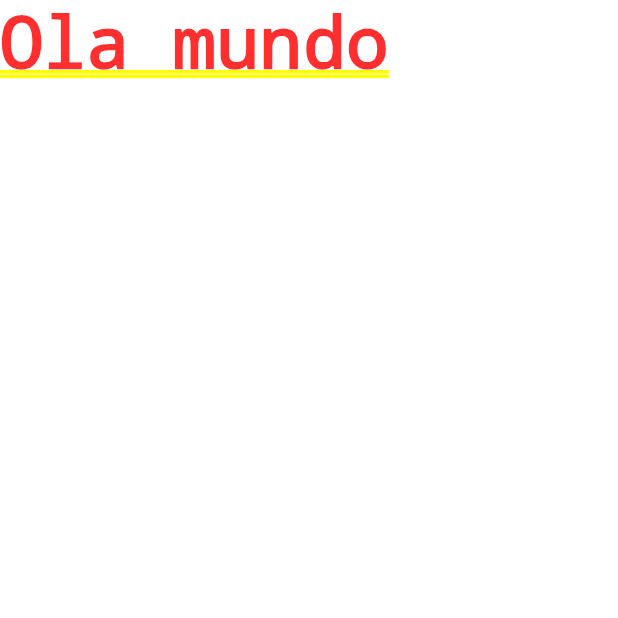
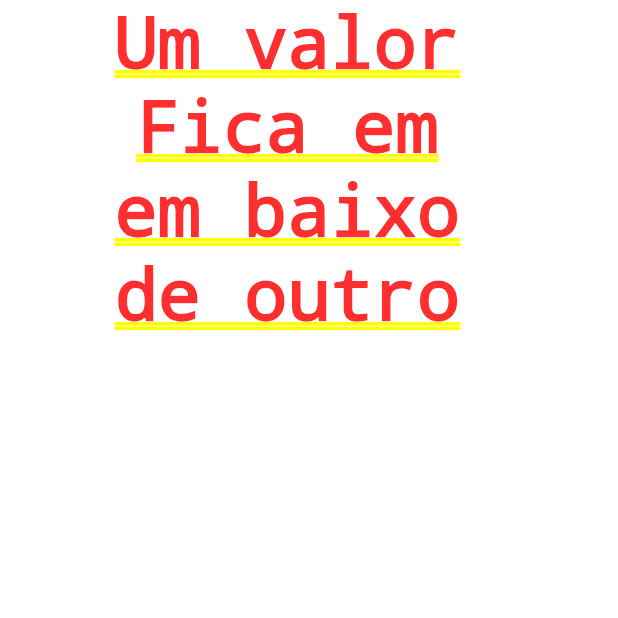
Before and after one commit to dmmaycon/flutter-basic, a Flutter app: the screen it shows after launch, on a phone screen of 412 x 824 dp, the top half of it. Run offline on Flutter 3.47's test engine with Material 2 defaults, Android fonts, the phone set to English and light mode, and no system bars.

Commit message:
Exemplo de Column

```diff
--- a/lib/main.dart
+++ b/lib/main.dart
@@ -3,9 +3,13 @@ import 'package:flutter/material.dart';
 void main() {
   runApp(MaterialApp(
     title: "Frases do Dia",
-    home: Container(
-      color: Colors.white,
-      child: Text("Ola mundo"),
-    ),
+    home: Column(
+      children: <Widget>[
+        Text("Um valor "),
+        Text("Fica em "),
+        Text("em baixo "),
+        Text("de outro ")
+      ],
+    )
   ));
 }
```
